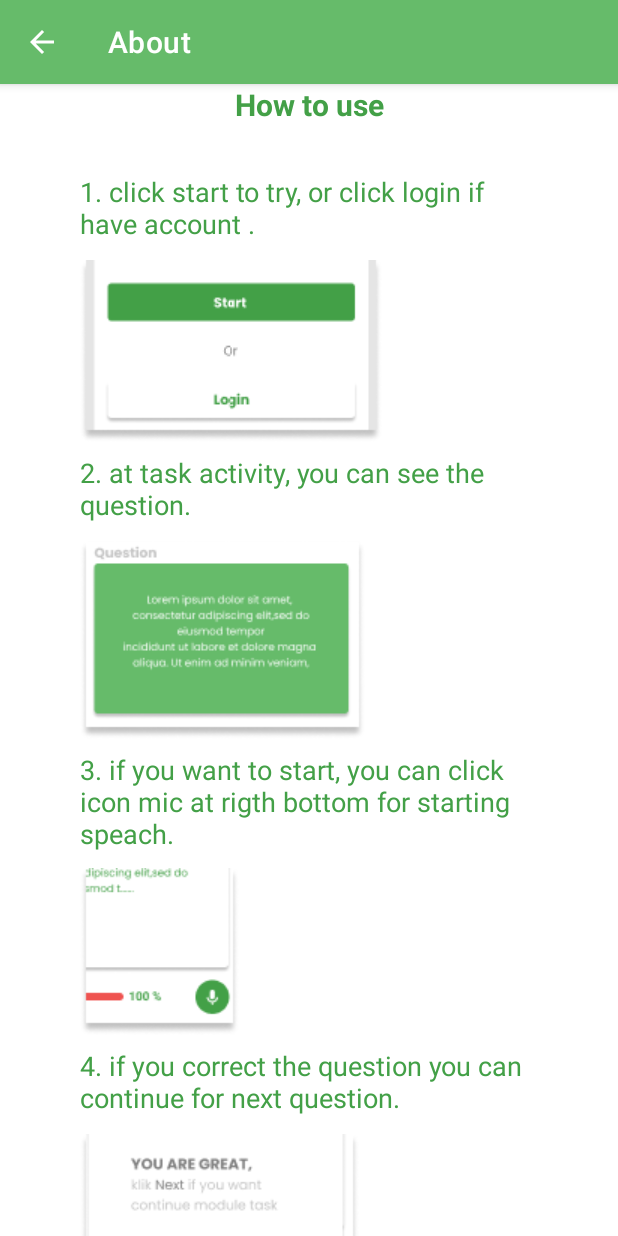
After one commit to icksannugrahaa/Pronunciation-Learning-with-Translator, an Android app: the AboutActivity screen opened directly, with no data from a screen before it, on a phone screen of 412 x 824 dp. The commit adds this screen. Run offline under Robolectric (Android 15) with nearby library versions, the light colour scheme and no system bars.

Commit message:
add about ui

```diff
--- a/apps/app/build.gradle
+++ b/apps/app/build.gradle
@@ -4,13 +4,13 @@ plugins {
 }
 
 android {
-    compileSdkVersion 30
-    buildToolsVersion "30.0.3"
+    compileSdkVersion 29
+    buildToolsVersion "29.0.3"
 
     defaultConfig {
         applicationId "com.ninepm.english.learn"
         minSdkVersion 21
-        targetSdkVersion 30
+        targetSdkVersion 29
         versionCode 1
         versionName "1.0"
 
--- a/apps/app/src/main/AndroidManifest.xml
+++ b/apps/app/src/main/AndroidManifest.xml
@@ -9,7 +9,8 @@
         android:roundIcon="@mipmap/ic_launcher_round"
         android:supportsRtl="true"
         android:theme="@style/Theme.EnglishLearn">
-        <activity android:name=".ui.verification.VerificationSuccessActivity"></activity>
+        <activity android:name=".ui.about.AboutActivity"></activity>
+        <activity android:name=".ui.verification.VerificationSuccessActivity" />
         <activity android:name=".ui.verification.VerificationWaitActivity" />
         <activity
             android:name=".ui.question.BasicQuestionActivity"
--- /dev/null
+++ b/apps/app/src/main/java/com/ninepm/english/learn/ui/about/AboutActivity.kt
@@ -0,0 +1,23 @@
+package com.ninepm.english.learn.ui.about
+
+import androidx.appcompat.app.AppCompatActivity
+import android.os.Bundle
+import com.ninepm.english.learn.R
+import com.ninepm.english.learn.databinding.ActivityAboutBinding
+
+class AboutActivity : AppCompatActivity() {
+    override fun onCreate(savedInstanceState: Bundle?) {
+        super.onCreate(savedInstanceState)
+        val activityAboutBinding = ActivityAboutBinding.inflate(layoutInflater)
+        setContentView(activityAboutBinding.root)
+
+        supportActionBar?.setDisplayHomeAsUpEnabled(true)
+        supportActionBar?.title = "About"
+
+    }
+
+    override fun onSupportNavigateUp(): Boolean {
+        onBackPressed()
+        return true
+    }
+}
--- /dev/null
+++ b/apps/app/src/main/res/layout/about_content_detail.xml
@@ -0,0 +1,143 @@
+<?xml version="1.0" encoding="utf-8"?>
+<androidx.constraintlayout.widget.ConstraintLayout
+    xmlns:android="http://schemas.android.com/apk/res/android"
+    xmlns:app="http://schemas.android.com/apk/res-auto"
+    xmlns:tools="http://schemas.android.com/tools"
+    android:layout_width="match_parent"
+    android:layout_height="match_parent">
+
+    <TextView
+        android:id="@+id/txt_title_about"
+        android:layout_width="wrap_content"
+        android:layout_height="wrap_content"
+        android:layout_marginTop="0dp"
+        android:text="@string/title_about"
+        android:textColor="@color/green_700"
+        android:textSize="20sp"
+        android:textStyle="bold"
+        app:layout_constraintEnd_toEndOf="parent"
+        app:layout_constraintStart_toStartOf="parent"
+        app:layout_constraintTop_toTopOf="parent" />
+
+    <TextView
+        android:id="@+id/txt_tutor1_about"
+        android:layout_width="305dp"
+        android:layout_height="50dp"
+        android:layout_marginStart="16dp"
+        android:layout_marginTop="32dp"
+        android:layout_marginEnd="16dp"
+        android:text="@string/tutor1_about"
+        android:textColor="@color/green_700"
+        android:textSize="18sp"
+        app:layout_constraintEnd_toEndOf="parent"
+        app:layout_constraintStart_toStartOf="parent"
+        app:layout_constraintTop_toBottomOf="@+id/txt_title_about" />
+
+    <ImageView
+        android:id="@+id/tutor1_about"
+        android:layout_width="wrap_content"
+        android:layout_height="wrap_content"
+        android:layout_marginTop="8dp"
+        android:src="@drawable/about_tutor1"
+        app:layout_constraintEnd_toEndOf="@+id/txt_tutor1_about"
+        app:layout_constraintHorizontal_bias="0.0"
+        app:layout_constraintStart_toStartOf="@+id/txt_tutor1_about"
+        app:layout_constraintTop_toBottomOf="@+id/txt_tutor1_about" />
+
+    <TextView
+        android:id="@+id/txt_tutor2_about"
+        android:layout_width="305dp"
+        android:layout_height="50dp"
+        android:layout_marginTop="8dp"
+        android:text="@string/tutor2_about"
+        android:textColor="@color/green_700"
+        android:textSize="18sp"
+        app:layout_constraintEnd_toEndOf="@+id/tutor1_about"
+        app:layout_constraintHorizontal_bias="0.0"
+        app:layout_constraintStart_toStartOf="@+id/tutor1_about"
+        app:layout_constraintTop_toBottomOf="@+id/tutor1_about" />
+
+    <ImageView
+        android:id="@+id/tutor2_about"
+        android:layout_width="wrap_content"
+        android:layout_height="wrap_content"
+        android:layout_marginTop="8dp"
+        android:src="@drawable/about_tutor2"
+        app:layout_constraintEnd_toEndOf="@+id/txt_tutor2_about"
+        app:layout_constraintHorizontal_bias="0.0"
+        app:layout_constraintStart_toStartOf="@+id/txt_tutor2_about"
+        app:layout_constraintTop_toBottomOf="@+id/txt_tutor2_about" />
+
+    <TextView
+        android:id="@+id/txt_tutor3_about"
+        android:layout_width="309dp"
+        android:layout_height="70dp"
+        android:layout_marginTop="8dp"
+        android:text="@string/tutor3_about"
+        android:textColor="@color/green_700"
+        android:textSize="18sp"
+        app:layout_constraintEnd_toEndOf="@+id/tutor2_about"
+        app:layout_constraintHorizontal_bias="0.0"
+        app:layout_constraintStart_toStartOf="@+id/tutor2_about"
+        app:layout_constraintTop_toBottomOf="@+id/tutor2_about" />
+
+    <ImageView
+        android:id="@id/tutor3_about"
+        android:layout_width="wrap_content"
+        android:layout_height="wrap_content"
+        android:layout_marginTop="8dp"
+        android:src="@drawable/about_tutor3"
+        app:layout_constraintEnd_toEndOf="@+id/txt_tutor3_about"
+        app:layout_constraintHorizontal_bias="0.0"
+        app:layout_constraintStart_toStartOf="@+id/txt_tutor3_about"
+        app:layout_constraintTop_toBottomOf="@+id/txt_tutor3_about" />
+
+    <TextView
+        android:id="@+id/txt_tutor4_about"
+        android:layout_width="308dp"
+        android:layout_height="50dp"
+        android:layout_marginTop="8dp"
+        android:text="@string/tutor4_about"
+        android:textColor="@color/green_700"
+        android:textSize="18sp"
+        app:layout_constraintEnd_toEndOf="@+id/tutor3_about"
+        app:layout_constraintHorizontal_bias="0.0"
+        app:layout_constraintStart_toStartOf="@+id/tutor3_about"
+        app:layout_constraintTop_toBottomOf="@+id/tutor3_about" />
+
+    <ImageView
+        android:id="@+id/tutor4_about"
+        android:layout_width="wrap_content"
+        android:layout_height="wrap_content"
+        android:layout_marginTop="8dp"
+        android:src="@drawable/about_tutor4"
+        app:layout_constraintEnd_toEndOf="@+id/txt_tutor4_about"
+        app:layout_constraintHorizontal_bias="0.0"
+        app:layout_constraintStart_toStartOf="@+id/txt_tutor4_about"
+        app:layout_constraintTop_toBottomOf="@+id/txt_tutor4_about"/>
+
+    <TextView
+        android:id="@+id/txt_tutor5_about"
+        android:layout_width="308dp"
+        android:layout_height="50dp"
+        android:layout_marginTop="8dp"
+        android:text="@string/tutor5_about"
+        android:textColor="@color/green_700"
+        android:textSize="18sp"
+        app:layout_constraintEnd_toEndOf="@+id/tutor4_about"
+        app:layout_constraintHorizontal_bias="0.0"
+        app:layout_constraintStart_toStartOf="@+id/tutor4_about"
+        app:layout_constraintTop_toBottomOf="@+id/tutor4_about" />
+
+    <ImageView
+        android:id="@+id/tutor5_about"
+        android:layout_width="wrap_content"
+        android:layout_height="wrap_content"
+        android:layout_marginTop="8dp"
+        android:src="@drawable/about_tutor5"
+        app:layout_constraintEnd_toEndOf="@+id/txt_tutor5_about"
+        app:layout_constraintHorizontal_bias="0.0"
+        app:layout_constraintStart_toStartOf="@+id/txt_tutor5_about"
+        app:layout_constraintTop_toBottomOf="@+id/txt_tutor5_about"/>
+
+</androidx.constraintlayout.widget.ConstraintLayout>
--- /dev/null
+++ b/apps/app/src/main/res/layout/activity_about.xml
@@ -0,0 +1,21 @@
+<?xml version="1.0" encoding="utf-8"?>
+<androidx.constraintlayout.widget.ConstraintLayout
+    xmlns:android="http://schemas.android.com/apk/res/android"
+    xmlns:app="http://schemas.android.com/apk/res-auto"
+    xmlns:tools="http://schemas.android.com/tools"
+    android:layout_width="match_parent"
+    android:layout_height="match_parent"
+    android:background="@color/white">
+
+    <androidx.core.widget.NestedScrollView
+        android:id="@+id/about_nsv"
+        android:layout_width="match_parent"
+        android:layout_height="match_parent"
+        app:layout_behavior="@string/appbar_scrolling_view_behavior">
+
+        <include
+            android:id="@+id/about_content_detail"
+            layout="@layout/about_content_detail" />
+    </androidx.core.widget.NestedScrollView>
+
+</androidx.constraintlayout.widget.ConstraintLayout>
--- a/apps/app/src/main/res/values/strings.xml
+++ b/apps/app/src/main/res/values/strings.xml
@@ -24,4 +24,10 @@
     <string name="wait_verification">Wait Verification</string>
     <string name="verification_message">Please check your mail for account verification</string>
     <string name="successfully_verification">Successfully Verification</string>
+    <string name="title_about">How to use</string>
+    <string name="tutor1_about">1. click start to try, or click login if have account .</string>
+    <string name="tutor2_about">"2. at task activity, you can see the question. "</string>
+    <string name="tutor3_about">3. if you want to start, you can click          icon mic at rigth bottom for starting speach.</string>
+    <string name="tutor4_about">4. if you correct the question you can continue for next question.</string>
+    <string name="tutor5_about">5. you can have poin and you can see the poin.</string>
 </resources>
```
Also changed, not shown: apps/app/src/main/res/drawable-v24/about_tutor1.png (added), apps/app/src/main/res/drawable-v24/about_tutor2.png (added), apps/app/src/main/res/drawable-v24/about_tutor3.png (added), apps/app/src/main/res/drawable-v24/about_tutor4.png (added), apps/app/src/main/res/drawable-v24/about_tutor5.png (added).
